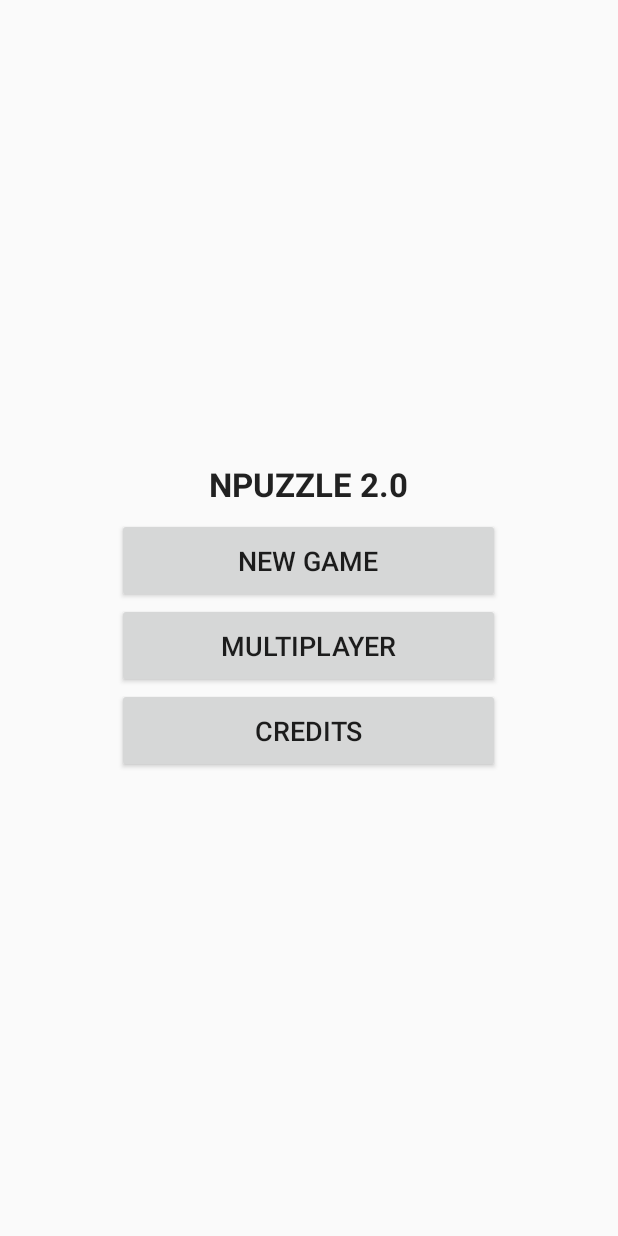
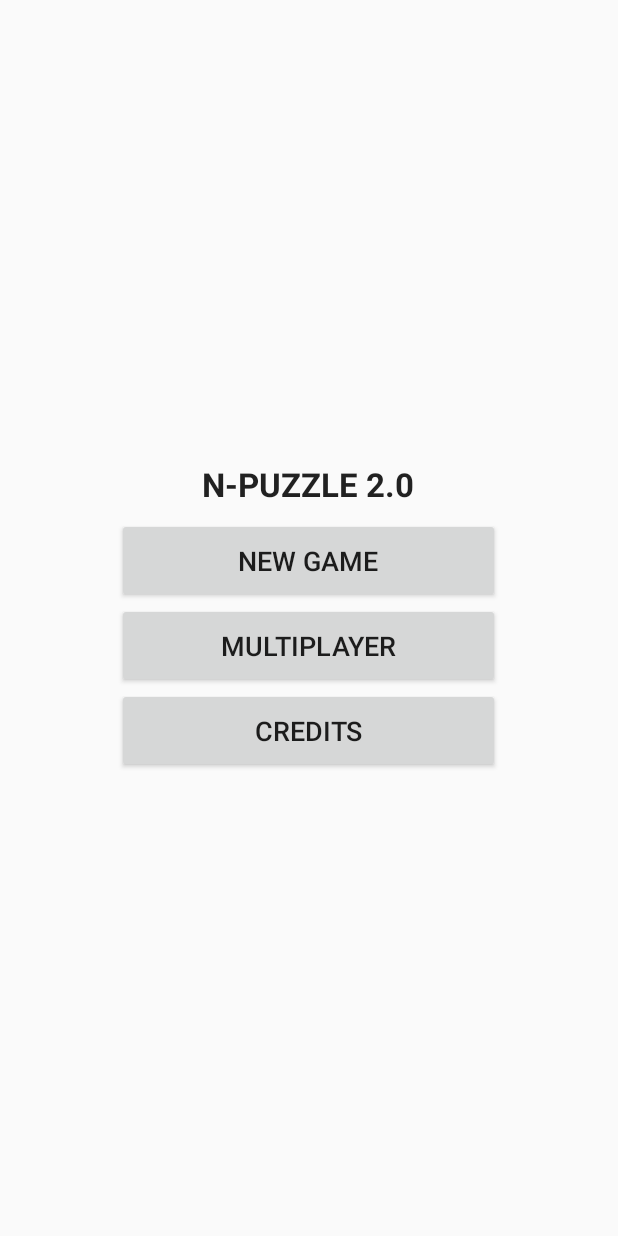
Before and after one commit to JeroenSchonenberg/nPuzzle2.0, an Android app: the screen it shows after launch (MainMenuActivity), on a phone screen of 412 x 824 dp. Run offline under Robolectric (Android 15) with nearby library versions, the phone set to English and light mode, and no system bars; our stand-ins replace ButterKnife.

Commit message:
undo test: changed title back

```diff
--- a/app/src/main/res/values/strings.xml
+++ b/app/src/main/res/values/strings.xml
@@ -2,7 +2,7 @@
     <string name="app_name">nPuzzle</string>
 
     <!-- activity titles -->
-    <string name="title_activity_main_menu">npuzzle 2.0</string>
+    <string name="title_activity_main_menu">n-puzzle 2.0</string>
     <string name="title_activity_select_image">pick a puzzle</string>
     <string name="title_activity_select_difficulty">pick a difficulty</string>
     <string name="title_activity_gameplay">Puzzle</string>
```
